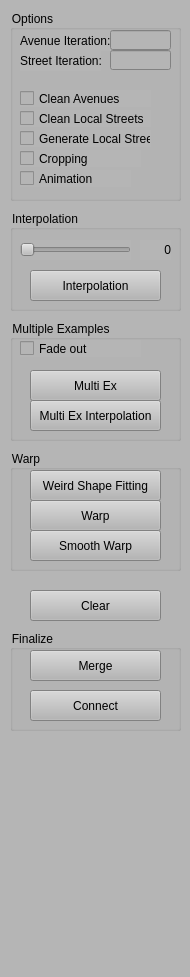
Above: StreetDesigner/ControlWidget.ui from gnishida/StreetDesigner before the change. Below: the same form after it.
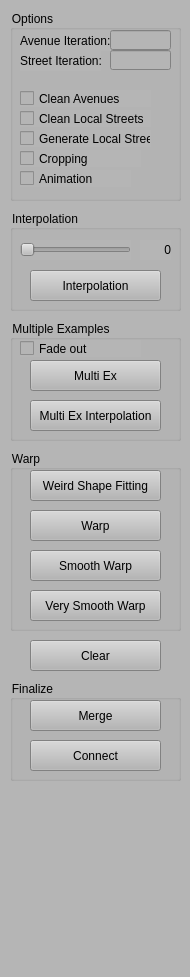
That is the form after the change.

Patch:
```diff
--- a/StreetDesigner/ControlWidget.ui
+++ b/StreetDesigner/ControlWidget.ui
@@ -36,7 +36,7 @@
      <property name="geometry">
       <rect>
        <x>20</x>
-       <y>50</y>
+       <y>40</y>
        <width>131</width>
        <height>31</height>
       </rect>
@@ -206,7 +206,7 @@
     <property name="geometry">
      <rect>
       <x>10</x>
-      <y>630</y>
+      <y>680</y>
       <width>171</width>
       <height>101</height>
      </rect>
@@ -314,7 +314,7 @@
       <x>10</x>
       <y>450</y>
       <width>171</width>
-      <height>121</height>
+      <height>181</height>
      </rect>
     </property>
     <property name="title">
@@ -324,7 +324,7 @@
      <property name="geometry">
       <rect>
        <x>20</x>
-       <y>50</y>
+       <y>60</y>
        <width>131</width>
        <height>31</height>
       </rect>
@@ -350,7 +350,7 @@
      <property name="geometry">
       <rect>
        <x>20</x>
-       <y>80</y>
+       <y>100</y>
        <width>131</width>
        <height>31</height>
       </rect>
@@ -359,12 +359,25 @@
       <string>Smooth Warp</string>
      </property>
     </widget>
+    <widget class="QPushButton" name="pushButtonGenerateVerySmoothWarp">
+     <property name="geometry">
+      <rect>
+       <x>20</x>
+       <y>140</y>
+       <width>131</width>
+       <height>31</height>
+      </rect>
+     </property>
+     <property name="text">
+      <string>Very Smooth Warp</string>
+     </property>
+    </widget>
    </widget>
    <widget class="QPushButton" name="pushButtonClear">
     <property name="geometry">
      <rect>
       <x>30</x>
-      <y>590</y>
+      <y>640</y>
       <width>131</width>
       <height>31</height>
      </rect>
```
